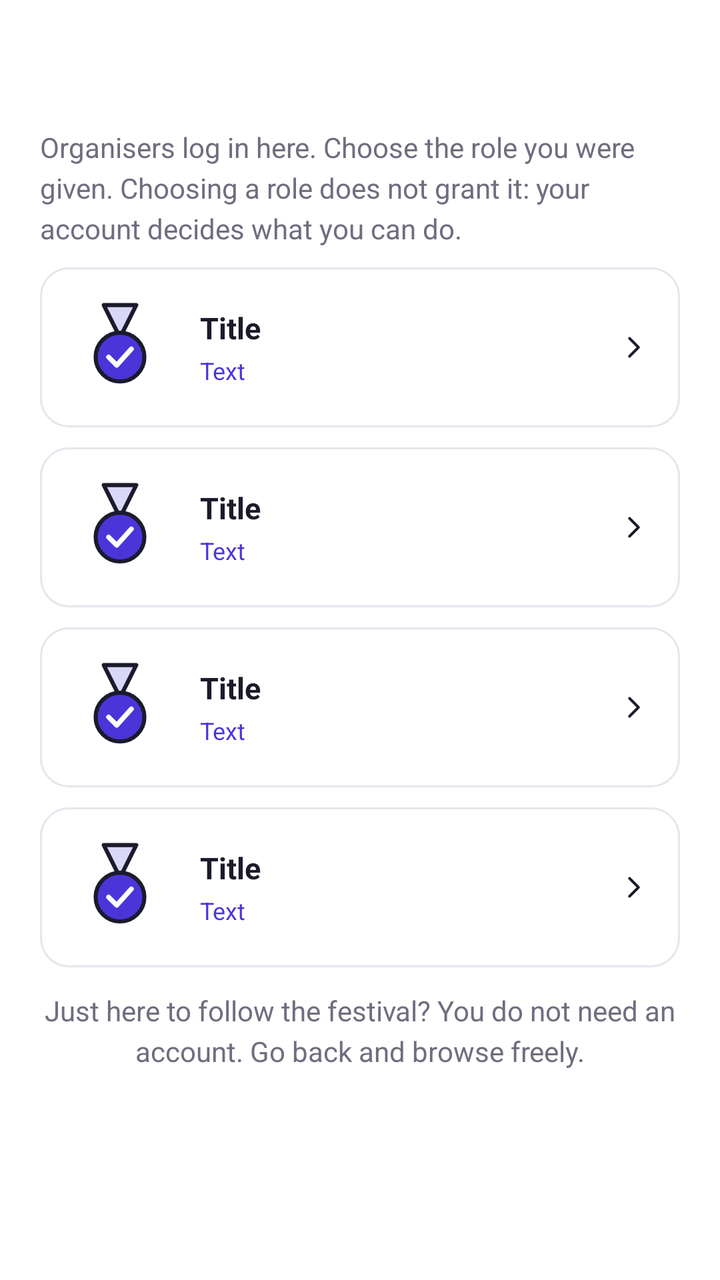
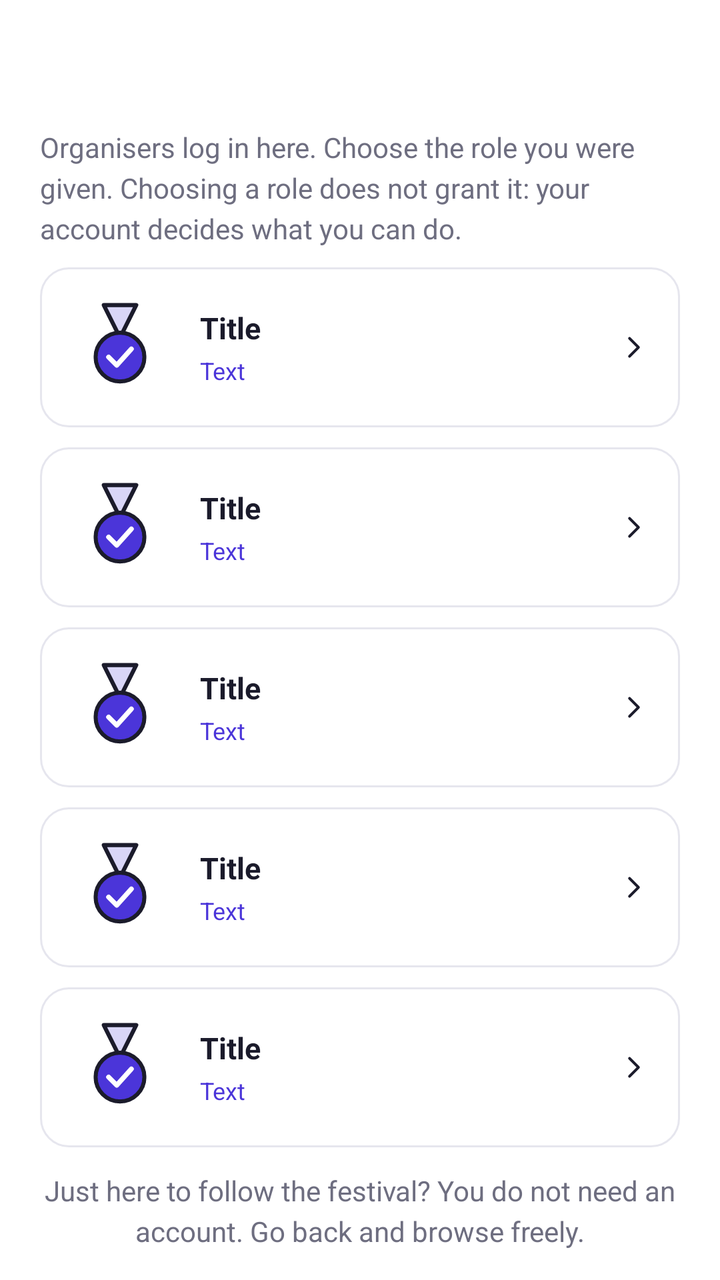

Compare the two renders of this Android layout. The source of the first and the diff that turns it into the second are given below.
<!-- AndroidManifest.xml: application theme Theme.FlaviumArena -->
<!-- res/layout/activity_login.xml -->
<?xml version="1.0" encoding="utf-8"?>
<LinearLayout xmlns:android="http://schemas.android.com/apk/res/android"
    android:id="@+id/main"
    android:layout_width="match_parent"
    android:layout_height="match_parent"
    android:orientation="vertical">

    <include layout="@layout/toolbar" />

    <ScrollView
        android:layout_width="match_parent"
        android:layout_height="0dp"
        android:layout_weight="1"
        android:scrollbars="none">

        <LinearLayout
            android:layout_width="match_parent"
            android:layout_height="wrap_content"
            android:orientation="vertical"
            android:paddingStart="20dp"
            android:paddingEnd="20dp"
            android:paddingBottom="20dp">

            
            <LinearLayout
                android:id="@+id/panelRoles"
                android:layout_width="match_parent"
                android:layout_height="wrap_content"
                android:orientation="vertical">

                <TextView
                    style="@style/Arena.Body"
                    android:text="Organisers log in here. Choose the role you were given. Choosing a role does not grant it: your account decides what you can do." />

                <include
                    android:id="@+id/roleFaculty"
                    layout="@layout/item_link_card" />

                <include
                    android:id="@+id/roleCore"
                    layout="@layout/item_link_card" />

                <include
                    android:id="@+id/roleAsoo"
                    layout="@layout/item_link_card" />

                <include
                    android:id="@+id/roleCaptain"
                    layout="@layout/item_link_card" />

                <TextView
                    android:id="@+id/btnSetupFaculty"
                    android:layout_width="match_parent"
                    android:layout_height="wrap_content"
                    android:gravity="center"
                    android:padding="16dp"
                    android:text="Set up the first Faculty account"
                    android:textColor="@color/primary"
                    android:textSize="14sp"
                    android:textStyle="bold"
                    android:visibility="gone" />

                <TextView
                    style="@style/Arena.Body"
                    android:layout_marginTop="12dp"
                    android:gravity="center"
                    android:text="Just here to follow the festival? You do not need an account. Go back and browse freely." />
            </LinearLayout>

            
            <LinearLayout
                android:id="@+id/panelForm"
                android:layout_width="match_parent"
                android:layout_height="wrap_content"
                android:orientation="vertical"
                android:visibility="gone">

                <TextView
                    android:id="@+id/tvFormHint"
                    style="@style/Arena.Body"
                    android:text="Enter the email and password of your account." />

                <TextView
                    style="@style/Arena.Label"
                    android:text="Email" />

                <EditText
                    android:id="@+id/etEmail"
                    android:layout_width="match_parent"
                    android:layout_height="wrap_content"
                    android:hint="Enter email"
                    android:inputType="textEmailAddress" />

                <TextView
                    style="@style/Arena.Label"
                    android:text="Password" />

                <EditText
                    android:id="@+id/etPassword"
                    android:layout_width="match_parent"
                    android:layout_height="wrap_content"
                    android:hint="Enter password"
                    android:inputType="textPassword" />

                <Button
                    android:id="@+id/btnLogin"
                    android:layout_width="match_parent"
                    android:layout_height="wrap_content"
                    android:layout_marginTop="24dp"
                    android:text="Log in" />

                <TextView
                    android:id="@+id/btnChangeRole"
                    android:layout_width="match_parent"
                    android:layout_height="wrap_content"
                    android:gravity="center"
                    android:padding="14dp"
                    android:text="Choose a different role"
                    android:textColor="@color/primary"
                    android:textSize="14sp"
                    android:textStyle="bold" />

                
                <LinearLayout
                    android:id="@+id/panelDev"
                    android:layout_width="match_parent"
                    android:layout_height="wrap_content"
                    android:layout_marginTop="12dp"
                    android:orientation="vertical"
                    android:visibility="gone">

                    <TextView
                        android:layout_width="match_parent"
                        android:layout_height="wrap_content"
                        android:background="@drawable/bg_banner"
                        android:padding="12dp"
                        android:text="@string/dev_banner"
                        android:textColor="@color/banner_text"
                        android:textSize="12sp" />

                    <Button
                        android:id="@+id/btnFillDev"
                        style="@style/Widget.Arena.Button.Small"
                        android:layout_width="match_parent"
                        android:layout_height="wrap_content"
                        android:layout_marginTop="8dp"
                        android:text="Fill in the development account" />

                    <Button
                        android:id="@+id/btnRepairDev"
                        style="@style/Widget.Arena.Button.Small"
                        android:layout_width="match_parent"
                        android:layout_height="wrap_content"
                        android:text="Create or repair this development account" />
                </LinearLayout>
            </LinearLayout>
        </LinearLayout>
    </ScrollView>
</LinearLayout>
<!-- res/layout/toolbar.xml (included above) -->
<?xml version="1.0" encoding="utf-8"?>
<com.google.android.material.appbar.MaterialToolbar xmlns:android="http://schemas.android.com/apk/res/android"
    xmlns:app="http://schemas.android.com/apk/res-auto"
    android:id="@+id/toolbar"
    android:layout_width="match_parent"
    android:layout_height="?attr/actionBarSize"
    app:navigationIconTint="@color/text_primary" />
<!-- res/layout/item_link_card.xml (included above) -->
<?xml version="1.0" encoding="utf-8"?>
<LinearLayout xmlns:android="http://schemas.android.com/apk/res/android"
    xmlns:app="http://schemas.android.com/apk/res-auto"
    android:layout_width="match_parent"
    android:layout_height="wrap_content"
    android:layout_marginTop="10dp"
    android:background="@drawable/bg_card"
    android:gravity="center_vertical"
    android:orientation="horizontal"
    android:padding="14dp">

    <ImageView
        android:id="@+id/ivLink"
        android:layout_width="52dp"
        android:layout_height="52dp"
        android:contentDescription="@null"
        android:src="@drawable/ill_medal" />

    <LinearLayout
        android:layout_width="0dp"
        android:layout_height="wrap_content"
        android:layout_marginStart="14dp"
        android:layout_weight="1"
        android:orientation="vertical">

        <TextView
            android:id="@+id/tvLinkTitle"
            android:layout_width="match_parent"
            android:layout_height="wrap_content"
            android:text="Title"
            android:textColor="@color/text_primary"
            android:textSize="15sp"
            android:textStyle="bold" />

        <TextView
            android:id="@+id/tvLinkText"
            android:layout_width="match_parent"
            android:layout_height="wrap_content"
            android:layout_marginTop="3dp"
            android:text="Text"
            android:textColor="@color/primary"
            android:textSize="12sp" />
    </LinearLayout>

    <ImageView
        android:layout_width="18dp"
        android:layout_height="18dp"
        android:contentDescription="@null"
        android:src="@drawable/ic_chevron"
        app:tint="@color/text_primary" />
</LinearLayout>
<!-- resources referenced by this layout -->
<resources>
  <color name="banner_text">#664D03</color>
  <color name="primary">#4B35D9</color>
  <color name="text_primary">#1B1B2B</color>
  <!-- drawable bg_banner (drawable) -->
  ﻿<?xml version="1.0" encoding="utf-8"?>
  <shape xmlns:android="http://schemas.android.com/apk/res/android" android:shape="rectangle">
      <solid android:color="@color/banner_background" />
      <corners android:radius="12dp" />
  </shape>
  <!-- drawable bg_card (drawable) -->
  ﻿<?xml version="1.0" encoding="utf-8"?>
  <shape xmlns:android="http://schemas.android.com/apk/res/android" android:shape="rectangle">
      <solid android:color="@color/surface" />
      <stroke android:width="1dp" android:color="@color/stroke" />
      <corners android:radius="14dp" />
  </shape>
  <string name="dev_banner">LOCAL DEVELOPMENT BUILD\nData is stored only on this device (SQLite). Nothing is synchronised online.</string>
  <style name="Arena.Body">
          <item name="android:layout_width">match_parent</item>
          <item name="android:layout_height">wrap_content</item>
          <item name="android:textSize">14sp</item>
          <item name="android:lineSpacingExtra">4dp</item>
          <item name="android:textColor">@color/text_secondary</item>
      </style>
  <style name="Widget.Arena.Button.Small">
          <item name="android:minHeight">44dp</item>
          <item name="android:textSize">13sp</item>
          <item name="backgroundTint">@color/primary_soft</item>
          <item name="android:textColor">@color/primary</item>
      </style>
  <style name="Theme.FlaviumArena" parent="Base.Theme.FlaviumArena" />
  <color name="banner_background">#FFF3CD</color>
  <color name="surface">#FFFFFF</color>
  <color name="stroke">#E6E6EE</color>
  <color name="text_secondary">#6E6E80</color>
  <color name="primary_soft">#E1E2FA</color>
  <color name="white">#FFFFFFFF</color>
  <color name="text_hint">#B7B7C6</color>
  <style name="Widget.Arena.Button" parent="Widget.Material3.Button">
          <item name="android:minHeight">56dp</item>
          <item name="android:textSize">15sp</item>
          <item name="android:textStyle">bold</item>
          <item name="android:letterSpacing">0</item>
          <item name="android:textAllCaps">false</item>
          <item name="cornerRadius">28dp</item>
      </style>
  <style name="Widget.Arena.Spinner" parent="Widget.AppCompat.Spinner">
          <item name="android:background">@drawable/bg_spinner</item>
          <item name="android:paddingStart">10dp</item>
          <item name="android:paddingEnd">40dp</item>
      </style>
  <style name="Widget.Arena.Toolbar" parent="Widget.Material3.Toolbar">
          <item name="titleTextAppearance">@style/TextAppearance.Arena.ToolbarTitle</item>
          <item name="android:background">@color/surface</item>
      </style>
  <!-- drawable bg_input (drawable) -->
  ﻿<?xml version="1.0" encoding="utf-8"?>
  <shape xmlns:android="http://schemas.android.com/apk/res/android" android:shape="rectangle">
      <solid android:color="@color/surface" />
      <stroke android:width="1dp" android:color="@color/stroke" />
      <corners android:radius="26dp" />
  </shape>
  <!-- drawable bg_spinner (drawable) -->
  ﻿<?xml version="1.0" encoding="utf-8"?>
  <layer-list xmlns:android="http://schemas.android.com/apk/res/android">
      <item android:drawable="@drawable/bg_input" />
      <item
          android:width="20dp"
          android:height="20dp"
          android:drawable="@drawable/ic_chevron_down"
          android:end="16dp"
          android:gravity="end|center_vertical" />
  </layer-list>
  <style name="TextAppearance.Arena.ToolbarTitle" parent="TextAppearance.Material3.TitleMedium">
          <item name="android:textSize">18sp</item>
          <item name="android:textStyle">bold</item>
          <item name="android:textColor">@color/text_primary</item>
      </style>
  <!-- unchanged entries left out for length: 7 -->
</resources>

<!-- the commit's change to res/layout/activity_login.xml (unified diff, before → after) -->
@@ -42,6 +42,10 @@
 
                 <include
                     android:id="@+id/roleAsoo"
+                    layout="@layout/item_link_card" />
+
+                <include
+                    android:id="@+id/roleCoach"
                     layout="@layout/item_link_card" />
 
                 <include
